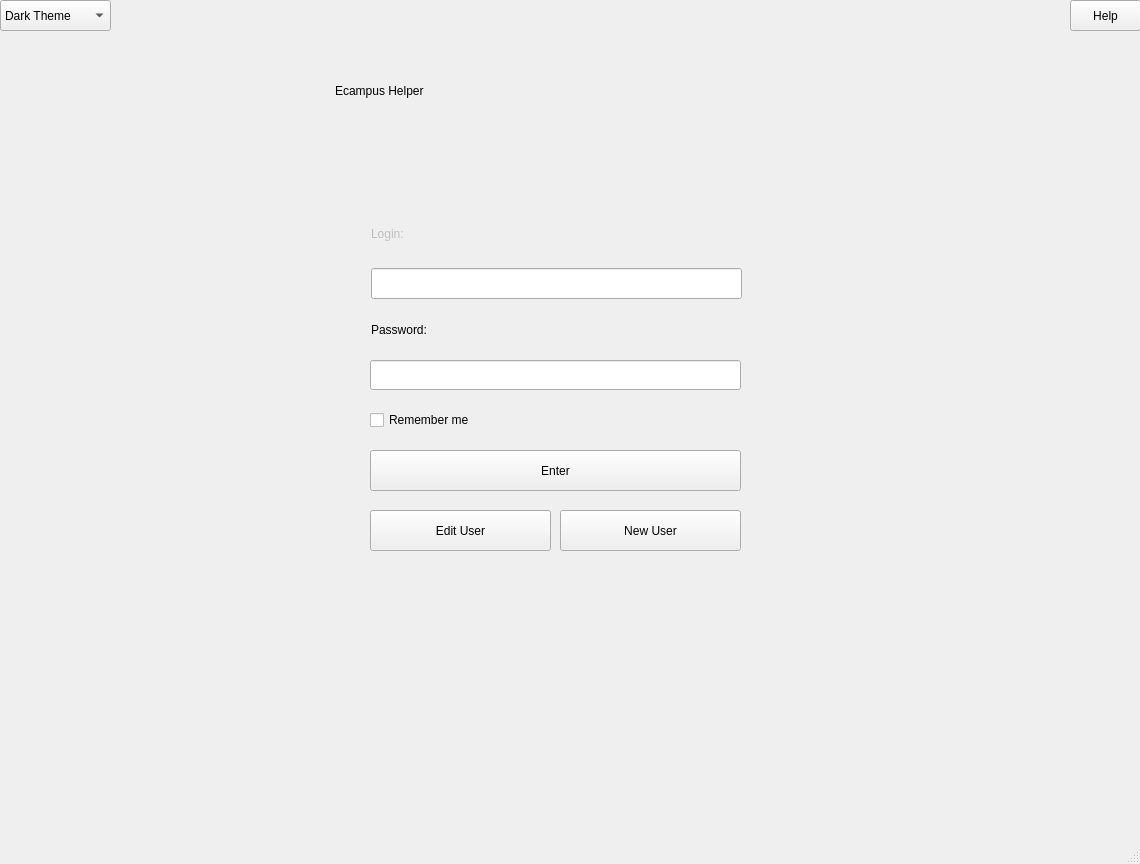
Qt form main/main.ui (Demonim/Simargl-Study-Project) before a commit.
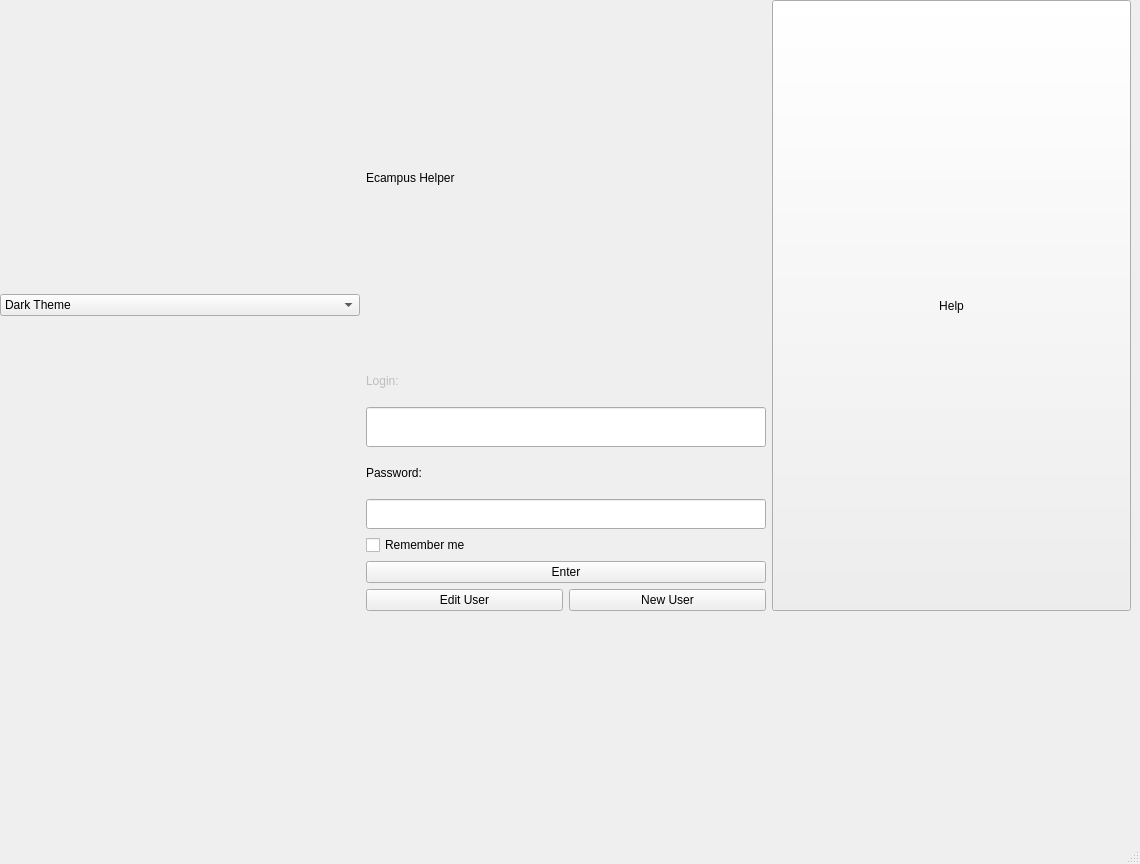
The same form after that commit.

Commit message: Login Error added

Diff of the .ui file:
```diff
--- a/main/main.ui
+++ b/main/main.ui
@@ -18,8 +18,8 @@
   </property>
   <property name="maximumSize">
    <size>
-    <width>1140</width>
-    <height>864</height>
+    <width>11101101</width>
+    <height>16777215</height>
    </size>
   </property>
   <property name="windowTitle">
@@ -32,53 +32,18 @@
    <property name="styleSheet">
     <string notr="true"/>
    </property>
-   <widget class="QLineEdit" name="LoginLine">
-    <property name="geometry">
-     <rect>
-      <x>371</x>
-      <y>268</y>
-      <width>371</width>
-      <height>31</height>
-     </rect>
-    </property>
-    <property name="maximumSize">
-     <size>
-      <width>400</width>
-      <height>40</height>
-     </size>
-    </property>
-    <property name="styleSheet">
-     <string notr="true"/>
-    </property>
-   </widget>
-   <widget class="QLineEdit" name="PasswordLine">
-    <property name="geometry">
-     <rect>
-      <x>370</x>
-      <y>360</y>
-      <width>371</width>
-      <height>30</height>
-     </rect>
-    </property>
-    <property name="maximumSize">
-     <size>
-      <width>400</width>
-      <height>30</height>
-     </size>
-    </property>
-    <property name="styleSheet">
-     <string notr="true"/>
-    </property>
-   </widget>
-   <widget class="QComboBox" name="ThemeBox">
+   <widget class="QWidget" name="">
     <property name="geometry">
      <rect>
       <x>0</x>
       <y>0</y>
-      <width>111</width>
-      <height>31</height>
+      <width>1131</width>
+      <height>611</height>
      </rect>
     </property>
+    <layout class="QHBoxLayout" name="horizontalLayout_2">
+     <item>
+      <widget class="QComboBox" name="ThemeBox">
     <property name="styleSheet">
      <string notr="true"/>
     </property>
@@ -93,40 +58,21 @@
      </property>
     </item>
    </widget>
-   <widget class="QPushButton" name="Help">
-    <property name="geometry">
-     <rect>
-      <x>1070</x>
-      <y>0</y>
-      <width>71</width>
-      <height>31</height>
-     </rect>
-    </property>
-    <property name="sizePolicy">
-     <sizepolicy hsizetype="Minimum" vsizetype="Minimum">
-      <horstretch>0</horstretch>
-      <verstretch>0</verstretch>
-     </sizepolicy>
-    </property>
-    <property name="styleSheet">
-     <string notr="true"/>
-    </property>
+     </item>
+     <item>
+      <layout class="QVBoxLayout" name="verticalLayout">
+       <item>
+        <widget class="QLabel" name="Ecampus">
     <property name="text">
-     <string>Help</string>
-    </property>
-   </widget>
+          <string>Ecampus Helper</string>
+         </property>
+        </widget>
+       </item>
+       <item>
    <widget class="QLabel" name="Login">
     <property name="enabled">
      <bool>false</bool>
     </property>
-    <property name="geometry">
-     <rect>
-      <x>371</x>
-      <y>214</y>
-      <width>120</width>
-      <height>40</height>
-     </rect>
-    </property>
     <property name="sizePolicy">
      <sizepolicy hsizetype="Maximum" vsizetype="Maximum">
       <horstretch>0</horstretch>
@@ -146,15 +92,22 @@
      <string>Login:</string>
     </property>
    </widget>
+       </item>
+       <item>
+        <widget class="QLineEdit" name="LoginLine">
+         <property name="maximumSize">
+          <size>
+           <width>400</width>
+           <height>40</height>
+          </size>
+         </property>
+         <property name="styleSheet">
+          <string notr="true"/>
+         </property>
+        </widget>
+       </item>
+       <item>
    <widget class="QLabel" name="Password">
-    <property name="geometry">
-     <rect>
-      <x>371</x>
-      <y>310</y>
-      <width>180</width>
-      <height>40</height>
-     </rect>
-    </property>
     <property name="maximumSize">
      <size>
       <width>200</width>
@@ -168,15 +121,22 @@
      <string>Password:</string>
     </property>
    </widget>
+       </item>
+       <item>
+        <widget class="QLineEdit" name="PasswordLine">
+         <property name="maximumSize">
+          <size>
+           <width>400</width>
+           <height>30</height>
+          </size>
+         </property>
+         <property name="styleSheet">
+          <string notr="true"/>
+         </property>
+        </widget>
+       </item>
+       <item>
    <widget class="QCheckBox" name="CheckBox_1">
-    <property name="geometry">
-     <rect>
-      <x>370</x>
-      <y>410</y>
-      <width>170</width>
-      <height>20</height>
-     </rect>
-    </property>
     <property name="maximumSize">
      <size>
       <width>170</width>
@@ -190,63 +150,57 @@
      <string>Remember me</string>
     </property>
    </widget>
-   <widget class="QPushButton" name="NewUser">
-    <property name="geometry">
-     <rect>
-      <x>560</x>
-      <y>510</y>
-      <width>181</width>
-      <height>41</height>
-     </rect>
-    </property>
-    <property name="styleSheet">
-     <string notr="true"/>
-    </property>
-    <property name="text">
-     <string>New User</string>
-    </property>
-   </widget>
-   <widget class="QPushButton" name="EditUser">
-    <property name="geometry">
-     <rect>
-      <x>370</x>
-      <y>510</y>
-      <width>181</width>
-      <height>41</height>
-     </rect>
-    </property>
-    <property name="styleSheet">
-     <string notr="true"/>
-    </property>
-    <property name="text">
-     <string>Edit User</string>
-    </property>
-   </widget>
+       </item>
+       <item>
    <widget class="QPushButton" name="Enter">
-    <property name="geometry">
-     <rect>
-      <x>370</x>
-      <y>450</y>
-      <width>371</width>
-      <height>41</height>
-     </rect>
-    </property>
     <property name="text">
      <string>Enter</string>
     </property>
    </widget>
-   <widget class="QLabel" name="Ecampus">
-    <property name="geometry">
-     <rect>
-      <x>335</x>
-      <y>20</y>
-      <width>551</width>
-      <height>141</height>
-     </rect>
+       </item>
+       <item>
+        <layout class="QHBoxLayout" name="horizontalLayout">
+         <item>
+          <widget class="QPushButton" name="EditUser">
+           <property name="styleSheet">
+            <string notr="true"/>
     </property>
     <property name="text">
-     <string>Ecampus Helper</string>
-    </property>
+            <string>Edit User</string>
+           </property>
+          </widget>
+         </item>
+         <item>
+          <widget class="QPushButton" name="NewUser">
+           <property name="styleSheet">
+            <string notr="true"/>
+           </property>
+           <property name="text">
+            <string>New User</string>
+           </property>
+          </widget>
+         </item>
+        </layout>
+       </item>
+      </layout>
+     </item>
+     <item>
+      <widget class="QPushButton" name="Help">
+       <property name="sizePolicy">
+        <sizepolicy hsizetype="Minimum" vsizetype="Minimum">
+         <horstretch>0</horstretch>
+         <verstretch>0</verstretch>
+        </sizepolicy>
+       </property>
+       <property name="styleSheet">
+        <string notr="true"/>
+       </property>
+       <property name="text">
+        <string>Help</string>
+       </property>
+      </widget>
+     </item>
+    </layout>
    </widget>
   </widget>
   <widget class="QMenuBar" name="menubar">
```
Lines whose indentation alone changed are shown as unchanged. The commit also changes 2 other files.
